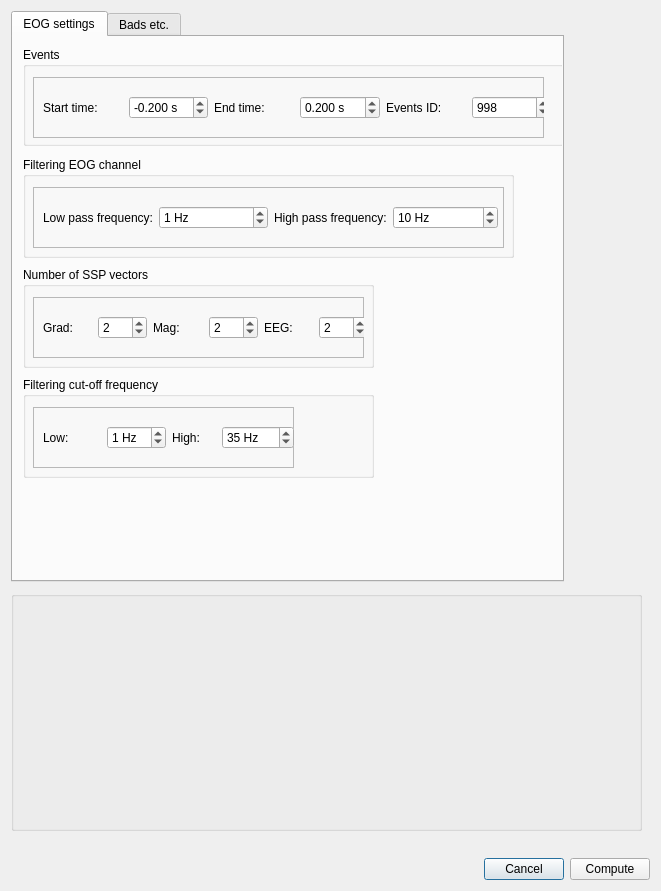
This is qt4Designer_ui_files/eogParametersDialogBatch.ui in cibr-jyu/meggie as Qt 5 draws it before an edit. The edited form follows.
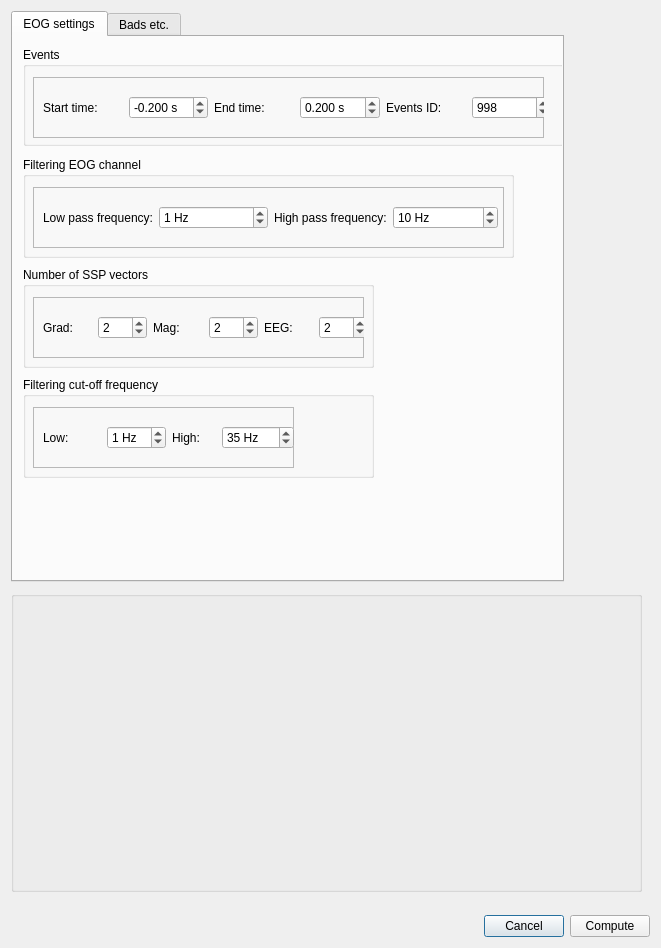
This is the edited form.

```diff
--- a/qt4Designer_ui_files/eogParametersDialogBatch.ui
+++ b/qt4Designer_ui_files/eogParametersDialogBatch.ui
@@ -10,7 +10,7 @@
     <x>0</x>
     <y>0</y>
     <width>661</width>
-    <height>891</height>
+    <height>948</height>
    </rect>
   </property>
   <property name="windowTitle">
@@ -68,7 +68,7 @@
         <x>0</x>
         <y>0</y>
         <width>643</width>
-        <height>834</height>
+        <height>891</height>
        </rect>
       </property>
       <property name="minimumSize">
@@ -788,7 +788,7 @@
          <x>0</x>
          <y>580</y>
          <width>631</width>
-         <height>240</height>
+         <height>301</height>
         </rect>
        </property>
        <property name="sizePolicy">
```
